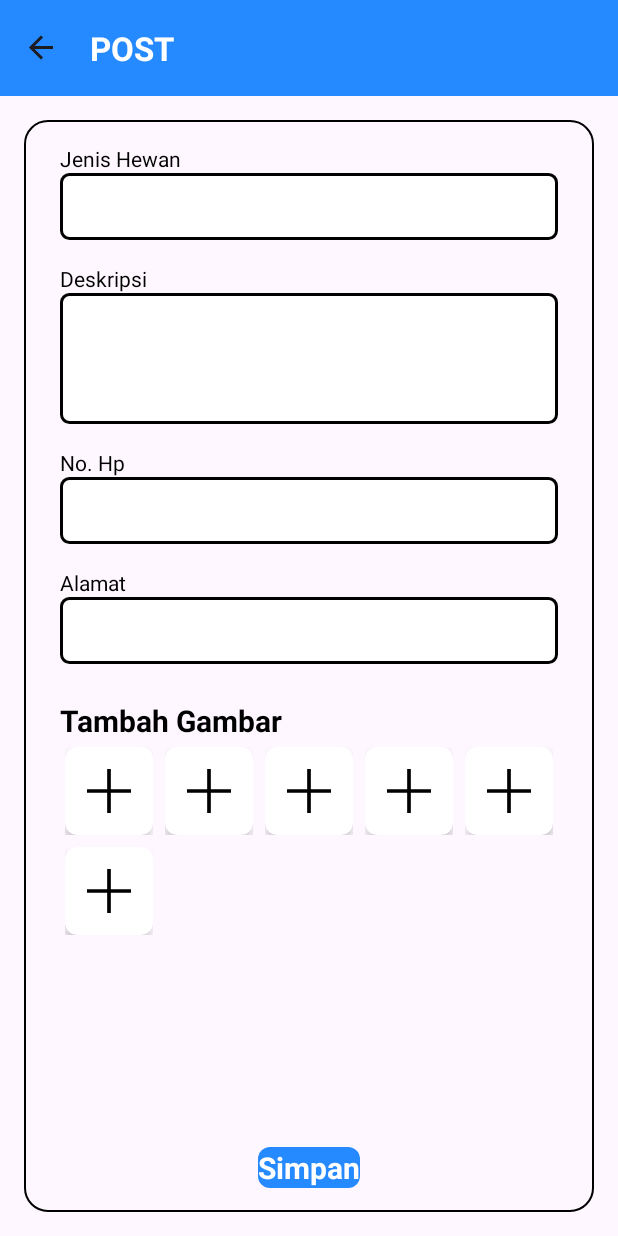
After one commit to rico-r/AdoptMeNow, an Android app: the CreatePostFragment screen opened through its navigation route, on a phone screen of 412 x 824 dp. The commit adds this screen. Run offline under Robolectric (Android 15) with nearby library versions, the phone set to English and light mode, and no system bars; our stand-ins replace Firebase (no records; nobody signed in at launch, a user with empty details on screens opened directly), data binding, navigation-ui; 2 statements that could not run were skipped.

Commit message:
Make create post screen

```diff
--- a/app/src/main/java/com/kelompok5/adoptmenow/home/HomeFragment.kt
+++ b/app/src/main/java/com/kelompok5/adoptmenow/home/HomeFragment.kt
@@ -50,6 +50,11 @@ class HomeFragment() : Fragment() {
             true
         }
 
+        binding.createPostButton.setOnClickListener {
+            this.findNavController()
+                .navigate(MainFragmentDirections.actionMainFragmentToCreatePostFragment())
+        }
+
         return binding.root
     }
 
--- /dev/null
+++ b/app/src/main/java/com/kelompok5/adoptmenow/network/FirebaseData.kt
@@ -0,0 +1,52 @@
+package com.kelompok5.adoptmenow.network
+
+import android.net.Uri
+import com.google.android.gms.tasks.Task
+import com.google.firebase.auth.ktx.auth
+import com.google.firebase.database.DatabaseReference
+import com.google.firebase.database.ktx.database
+import com.google.firebase.ktx.Firebase
+import com.google.firebase.storage.StorageReference
+import com.google.firebase.storage.ktx.storage
+import com.kelompok5.adoptmenow.account.UserInfo
+import com.kelompok5.adoptmenow.petinfo.PetInfo
+import kotlinx.coroutines.tasks.await
+import kotlin.random.Random
+import kotlin.random.nextUInt
+
+class FirebaseData {
+
+    companion object {
+
+        val uid: String
+            get() = Firebase.auth.currentUser!!.uid
+
+        val userRef: DatabaseReference
+            get() = Firebase.database.getReference("users").child(uid)
+
+        suspend fun uploadFiles(files: List<Uri>): List<String> {
+            val fileRef: StorageReference = Firebase.storage.getReference(
+                "/users/${uid}")
+            val result = mutableListOf<String>()
+            files.forEach { file ->
+                val fileName = Random.nextUInt().toString(16)
+                val uploadResult = fileRef.child(fileName).putFile(file).await()
+                result.add(uploadResult.storage.path)
+            }
+            return result
+        }
+
+        fun getCurrentUser(callback: (UserInfo) -> Unit) {
+            Firebase.database.getReference("users")
+                .child(uid)
+                .get().addOnSuccessListener {
+                    callback(it.getValue(UserInfo::class.java)!!)
+                }
+        }
+
+        fun createPost(post: PetInfo): Task<Void> {
+            return Firebase.database.getReference("posts").push().setValue(post)
+        }
+
+    }
+}
--- a/app/src/main/java/com/kelompok5/adoptmenow/petinfo/PetInfo.kt
+++ b/app/src/main/java/com/kelompok5/adoptmenow/petinfo/PetInfo.kt
@@ -8,6 +8,7 @@ import java.io.Serializable
 data class PetInfo(
     @Exclude
     var id: String = "",
+    var owner: String = "",
     var title: String = "",
     var available: Boolean = false,
     var description: String = "",
--- /dev/null
+++ b/app/src/main/java/com/kelompok5/adoptmenow/post/CreatePostFragment.kt
@@ -0,0 +1,97 @@
+package com.kelompok5.adoptmenow.post
+
+import android.app.ProgressDialog
+import android.net.Uri
+import android.os.Bundle
+import android.view.LayoutInflater
+import android.view.View
+import android.view.ViewGroup
+import android.widget.Toast
+import androidx.activity.result.ActivityResultLauncher
+import androidx.activity.result.contract.ActivityResultContracts
+import androidx.databinding.DataBindingUtil
+import androidx.fragment.app.Fragment
+import androidx.lifecycle.ViewModelProvider
+import androidx.navigation.fragment.findNavController
+import androidx.recyclerview.widget.GridLayoutManager
+import com.kelompok5.adoptmenow.R
+import com.kelompok5.adoptmenow.databinding.FragmentCreatePostBinding
+import com.kelompok5.adoptmenow.network.FirebaseData
+import com.kelompok5.adoptmenow.petinfo.PetInfo
+import kotlinx.coroutines.Dispatchers
+import kotlinx.coroutines.GlobalScope
+import kotlinx.coroutines.launch
+import kotlinx.coroutines.tasks.await
+import kotlinx.coroutines.withContext
+
+class CreatePostFragment : Fragment() {
+
+    private lateinit var getContent: ActivityResultLauncher<String>
+    private lateinit var adapter: UploadImageListAdapter
+    private lateinit var binding: FragmentCreatePostBinding
+    private lateinit var progressDialog: ProgressDialog
+    private var changeImageIndex = -1
+
+    override fun onCreate(savedInstanceState: Bundle?) {
+        super.onCreate(savedInstanceState)
+        getContent = registerForActivityResult(ActivityResultContracts.GetContent(), ::onGetContentSuccess)
+    }
+
+    override fun onCreateView(
+        inflater: LayoutInflater,
+        container: ViewGroup?,
+        savedInstanceState: Bundle?
+    ): View {
+        binding = DataBindingUtil.inflate(
+            inflater, R.layout.fragment_create_post, container, false)
+        this.adapter = UploadImageListAdapter(
+            resources, requireActivity().contentResolver, ::changeImage)
+        FirebaseData.getCurrentUser {
+            binding.phoneNumber.setText(it.phone)
+            binding.address.setText(it.address)
+        }
+
+        binding.imageList.layoutManager = GridLayoutManager(activity, 5)
+        binding.imageList.adapter = adapter
+        binding.submitButton.setOnClickListener(::onSubmit)
+        return binding.root
+    }
+
+    private fun onSubmit(view: View) {
+        progressDialog = ProgressDialog.show(requireContext(), "", resources.getString(R.string.creating_post), true)
+        GlobalScope.launch(Dispatchers.IO) { createPost() }
+    }
+
+    private fun onCreatePostSuccess() {
+        this.findNavController().navigateUp()
+        Toast.makeText(requireContext(), R.string.post_created, Toast.LENGTH_SHORT).show()
+        progressDialog.dismiss()
+        val viewModelProvider = ViewModelProvider(requireActivity())
+    }
+
+    private fun onGetContentSuccess(uri: Uri?) {
+        adapter.updateImage(changeImageIndex, uri)
+    }
+
+    private fun changeImage(i: Int) {
+        changeImageIndex = i
+        getContent.launch("image/*")
+    }
+
+    private suspend fun createPost() {
+        val images = FirebaseData.uploadFiles(adapter.currentList.filterNotNull())
+        val post = PetInfo(
+            "",
+            FirebaseData.uid,
+            binding.title.text.toString().lowercase(),
+            true,
+            binding.description.text.toString(),
+            binding.phoneNumber.text.toString(),
+            binding.address.text.toString(),
+            images
+        )
+        FirebaseData.createPost(post).await()
+        withContext(Dispatchers.Main) { onCreatePostSuccess() }
+    }
+
+}
--- /dev/null
+++ b/app/src/main/java/com/kelompok5/adoptmenow/post/UploadImageListAdapter.kt
@@ -0,0 +1,63 @@
+package com.kelompok5.adoptmenow.post
+
+import android.content.ContentResolver
+import android.content.res.Resources
+import android.graphics.drawable.BitmapDrawable
+import android.net.Uri
+import android.view.LayoutInflater
+import android.view.ViewGroup
+import androidx.recyclerview.widget.DiffUtil
+import androidx.recyclerview.widget.ListAdapter
+import androidx.recyclerview.widget.RecyclerView
+import com.kelompok5.adoptmenow.R
+import com.kelompok5.adoptmenow.databinding.ListItemUploadPostImageBinding
+
+private const val IMAGE_COUNT = 6
+
+class UploadImageListAdapter(
+    private val resources: Resources,
+    private val contentResolver: ContentResolver,
+    private val changeImage: (Int) -> Unit
+): ListAdapter<Uri?, UploadImageListAdapter.ImageViewHolder>(DiffCallback) {
+
+    private val items = MutableList<Uri?>(IMAGE_COUNT) { null }
+
+    init {
+        submitList(items)
+    }
+
+    override fun onCreateViewHolder(parent: ViewGroup, viewType: Int): ImageViewHolder {
+        return ImageViewHolder(ListItemUploadPostImageBinding.inflate(LayoutInflater.from(parent.context)))
+    }
+
+    override fun onBindViewHolder(holder: ImageViewHolder, position: Int) {
+        val imageView = holder.binding.image
+        val item = items[position]
+        if(item != null) {
+            val img = contentResolver.openInputStream(item)
+            imageView.setImageDrawable(BitmapDrawable(resources, img))
+        } else {
+            imageView.setImageResource(R.drawable.ic_plus)
+        }
+        imageView.setOnClickListener { changeImage(position) }
+    }
+
+    fun updateImage(position: Int, uri: Uri?) {
+        items[position] = uri
+        notifyItemChanged(position)
+    }
+
+    class ImageViewHolder(
+        val binding: ListItemUploadPostImageBinding) : RecyclerView.ViewHolder(binding.root)
+
+    companion object DiffCallback : DiffUtil.ItemCallback<Uri?>() {
+        override fun areItemsTheSame(oldItem: Uri, newItem: Uri): Boolean {
+            return oldItem == newItem
+        }
+
+        override fun areContentsTheSame(oldItem: Uri, newItem: Uri): Boolean {
+            return oldItem == newItem
+        }
+    }
+
+}
--- /dev/null
+++ b/app/src/main/res/drawable/ic_plus.xml
@@ -0,0 +1,11 @@
+<?xml version="1.0" encoding="utf-8"?>
+<vector xmlns:android="http://schemas.android.com/apk/res/android"
+    android:width="48dp"
+    android:height="48dp"
+    android:viewportWidth="48.0"
+    android:viewportHeight="48.0">
+    <path
+        android:strokeWidth="2"
+        android:strokeColor="@color/black"
+        android:pathData="M24,12v24 M12,24h24"/>
+</vector>
--- /dev/null
+++ b/app/src/main/res/layout/fragment_create_post.xml
@@ -0,0 +1,125 @@
+<?xml version="1.0" encoding="utf-8"?>
+<layout xmlns:android="http://schemas.android.com/apk/res/android"
+    xmlns:app="http://schemas.android.com/apk/res-auto"
+    xmlns:tools="http://schemas.android.com/tools">
+
+    <data>
+    </data>
+
+    <LinearLayout
+        android:layout_width="match_parent"
+        android:layout_height="match_parent"
+        android:orientation="vertical"
+        tools:context=".post.CreatePostFragment">
+
+        <View
+            android:layout_width="match_parent"
+            android:layout_height="?actionBarSize"
+            android:background="?colorPrimary"/>
+
+        <androidx.constraintlayout.widget.ConstraintLayout
+            android:layout_width="match_parent"
+            android:layout_height="match_parent"
+            android:layout_margin="16dp"
+            android:paddingVertical="16dp"
+            android:paddingHorizontal="24dp"
+            android:background="@drawable/adopt_form_bg">
+
+            <TextView
+                android:id="@+id/title_label"
+                android:layout_width="match_parent"
+                android:layout_height="wrap_content"
+                android:text="@string/pet_kind"
+                app:layout_constraintTop_toTopOf="parent"/>
+
+            <EditText
+                android:id="@+id/title"
+                android:layout_width="match_parent"
+                android:layout_height="wrap_content"
+                android:maxLines="1"
+                android:inputType="text"
+                android:background="@drawable/simple_form_input"
+                app:layout_constraintTop_toBottomOf="@id/title_label"/>
+
+            <TextView
+                android:id="@+id/description_label"
+                android:layout_width="match_parent"
+                android:layout_height="wrap_content"
+                android:layout_marginTop="16dp"
+                android:text="@string/description"
+                app:layout_constraintTop_toBottomOf="@id/title"/>
+
+            <EditText
+                android:id="@+id/description"
+                android:layout_width="match_parent"
+                android:layout_height="wrap_content"
+                android:background="@drawable/simple_form_input"
+                android:gravity="top|start"
+                android:minLines="3"
+                android:maxLines="3"
+                app:layout_constraintTop_toBottomOf="@id/description_label"/>
+
+            <TextView
+                android:id="@+id/phone_number_label"
+                android:layout_width="match_parent"
+                android:layout_height="wrap_content"
+                android:layout_marginTop="16dp"
+                android:text="@string/no_phone"
+                app:layout_constraintTop_toBottomOf="@id/description"/>
+
+            <EditText
+                android:id="@+id/phone_number"
+                android:layout_width="match_parent"
+                android:layout_height="wrap_content"
+                android:background="@drawable/simple_form_input"
+                android:inputType="phone"
+                android:autofillHints="phone"
+                app:layout_constraintTop_toBottomOf="@id/phone_number_label"/>
+
+            <TextView
+                android:id="@+id/address_label"
+                android:layout_width="match_parent"
+                android:layout_height="wrap_content"
+                android:layout_marginTop="16dp"
+                android:text="@string/address"
+                android:inputType="text"
+                app:layout_constraintTop_toBottomOf="@id/phone_number"/>
+
+            <EditText
+                android:id="@+id/address"
+                android:layout_width="match_parent"
+                android:layout_height="wrap_content"
+                android:background="@drawable/simple_form_input"
+                app:layout_constraintTop_toBottomOf="@id/address_label"/>
+
+            <TextView
+                android:id="@+id/add_image"
+                android:layout_width="match_parent"
+                android:layout_height="wrap_content"
+                android:layout_marginTop="24dp"
+                android:text="@string/add_image"
+                android:textSize="20sp"
+                android:textStyle="bold"
+                app:layout_constraintTop_toBottomOf="@id/address"/>
+
+            <androidx.recyclerview.widget.RecyclerView
+                android:id="@+id/image_list"
+                android:layout_width="match_parent"
+                android:layout_height="wrap_content"
+                android:paddingHorizontal="-4dp"
+                app:layout_constraintTop_toBottomOf="@id/add_image"/>
+
+            <TextView
+                android:id="@+id/submit_button"
+                style="@style/primaryButton"
+                android:layout_width="wrap_content"
+                android:layout_height="wrap_content"
+                android:text="@string/save"
+                android:textSize="20sp"
+                app:layout_constraintStart_toStartOf="parent"
+                app:layout_constraintEnd_toEndOf="parent"
+                app:layout_constraintBottom_toBottomOf="parent"/>
+
+        </androidx.constraintlayout.widget.ConstraintLayout>
+    </LinearLayout>
+</layout>
--- /dev/null
+++ b/app/src/main/res/layout/list_item_upload_post_image.xml
@@ -0,0 +1,33 @@
+<?xml version="1.0" encoding="utf-8"?>
+<layout xmlns:android="http://schemas.android.com/apk/res/android"
+    xmlns:app="http://schemas.android.com/apk/res-auto"
+    xmlns:tools="http://schemas.android.com/tools">
+
+    <data>
+    </data>
+
+    <androidx.constraintlayout.widget.ConstraintLayout
+        android:layout_width="match_parent"
+        android:layout_height="wrap_content"
+        android:padding="4dp">
+
+        <androidx.cardview.widget.CardView
+            android:layout_width="match_parent"
+            android:layout_height="0dp"
+            app:cardCornerRadius="8dp"
+            app:cardElevation="4dp"
+            app:layout_constraintTop_toTopOf="parent"
+            app:layout_constraintDimensionRatio="1:1">
+
+            <ImageView
+                android:id="@+id/image"
+                android:layout_width="match_parent"
+                android:layout_height="match_parent"
+                android:background="@drawable/simple_image_button"
+                android:adjustViewBounds="true"
+                android:scaleType="centerCrop"
+                tools:src="@tools:sample/backgrounds/scenic" />
+
+        </androidx.cardview.widget.CardView>
+    </androidx.constraintlayout.widget.ConstraintLayout>
+</layout>
--- a/app/src/main/res/layout/tab_content_home.xml
+++ b/app/src/main/res/layout/tab_content_home.xml
@@ -58,5 +58,18 @@
 
         </LinearLayout>
 
+        <com.google.android.material.floatingactionbutton.FloatingActionButton
+            android:id="@+id/create_post_button"
+            android:layout_width="wrap_content"
+            android:layout_height="wrap_content"
+            android:layout_margin="32dp"
+            android:src="@drawable/ic_plus"
+            app:tint="@color/white"
+            android:contentDescription="@string/create_post"
+            app:backgroundTint="?colorPrimary"
+            app:shapeAppearance="@style/Widget.Material3.FloatingActionButton.Primary"
+            app:layout_constraintBottom_toBottomOf="parent"
+            app:layout_constraintEnd_toEndOf="parent"/>
+
     </androidx.constraintlayout.widget.ConstraintLayout>
 </layout>
--- a/app/src/main/res/navigation/navigation.xml
+++ b/app/src/main/res/navigation/navigation.xml
@@ -24,6 +24,9 @@
         <action
             android:id="@+id/action_mainFragment_to_editAccountFragment"
             app:destination="@id/editAccountFragment" />
+        <action
+            android:id="@+id/action_mainFragment_to_createPostFragment"
+            app:destination="@id/createPostFragment" />
     </fragment>
     <fragment
         android:id="@+id/adoptionInfoFragment"
@@ -83,4 +86,9 @@
         android:name="com.kelompok5.adoptmenow.account.EditAccountFragment"
         android:label="@string/edit_profile_title"
         tools:layout="@layout/fragment_edit_account" />
+    <fragment
+        android:id="@+id/createPostFragment"
+        android:name="com.kelompok5.adoptmenow.post.CreatePostFragment"
+        android:label="@string/create_post_title"
+        tools:layout="@layout/fragment_create_post" />
 </navigation>
--- a/app/src/main/res/values/strings.xml
+++ b/app/src/main/res/values/strings.xml
@@ -27,6 +27,7 @@
     <string name="status_available"><font color="green">Tersedia</font></string>
     <string name="status_not_available"><font color="red">Sudah Diadopsi</font></string>
     <string name="description_label">Deskripsi : </string>
+    <string name="description">Deskripsi</string>
     <string name="pet_info">Informasi Hewan</string>
     <string name="adoption_form">Formulir Adopsi</string>
     <string name="view_detail">Lihat Detail</string>
@@ -54,4 +55,10 @@
     <string name="save_failed">Gagal menyimpan data</string>
     <string name="profile_saved">Profil berhasil disimpan!</string>
     <string name="my_post">Postingan Saya</string>
+    <string name="pet_kind">Jenis Hewan</string>
+    <string name="add_image">Tambah Gambar</string>
+    <string name="create_post">Buat Post</string>
+    <string name="create_post_title">POST</string>
+    <string name="creating_post">Menyimpan post…</string>
+    <string name="post_created">Post berhasil disimpan!</string>
 </resources>
```
